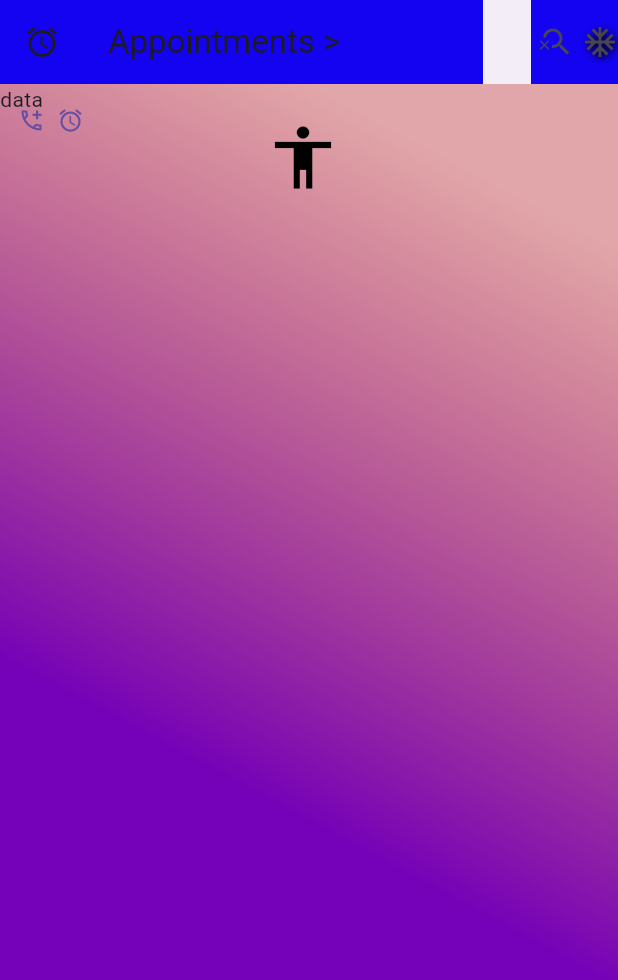
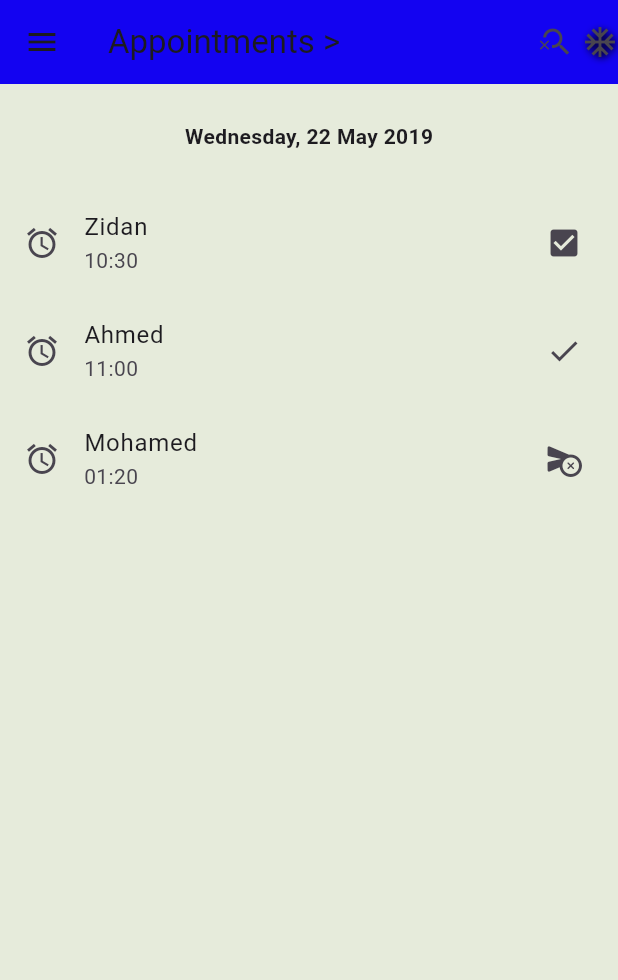
Before and after one commit to muhamedxzidan/Task_Screen, a Flutter app: the screen it shows after launch, on a phone screen of 412 x 824 dp. Shown: the top 980 px of the screen. Run offline on Flutter 3.47's test engine with Material 3 defaults, Android fonts, the phone set to English and light mode, and no system bars.

Commit message:
finsh screen2

```diff
--- a/flutter_application_2/lib/home_screen.dart
+++ b/flutter_application_2/lib/home_screen.dart
@@ -1,5 +1,3 @@
-import 'dart:convert';
-
 import 'package:flutter/material.dart';
 
 class FristScreen extends StatelessWidget {
@@ -8,12 +6,13 @@ class FristScreen extends StatelessWidget {
   @override
   Widget build(BuildContext context) {
     return Scaffold(
+      backgroundColor: const Color.fromARGB(255, 230, 235, 219),
+
       appBar: AppBar(
         title: const Text('Appointments >'),
         backgroundColor: const Color.fromARGB(255, 19, 3, 241),
-        leading: const Icon(Icons.access_alarm_sharp),
+        leading: const Icon(Icons.menu),
         actions: [
-          BottomAppBar(elevation: 1),
           Padding(
             padding: EdgeInsets.symmetric(horizontal: 5),
             child: Icon(Icons.search_off),
@@ -26,51 +25,37 @@ class FristScreen extends StatelessWidget {
           ),
         ],
       ),
-      backgroundColor: const Color.fromARGB(2, 2, 2, 2),
-      body: Stack(
-        children: <Widget>[
-          Container(
-            decoration: BoxDecoration(
-              gradient: LinearGradient(
-                begin: Alignment.centerLeft,
-                end: Alignment.topCenter,
-                colors: [
-                  const Color.fromARGB(255, 117, 1, 184),
-                  const Color.fromARGB(95, 179, 19, 27),
-                ],
-              ),
+      body: Column(
+        children: [
+          Text(
+            "Wednesday, 22 May 2019",
+            style: TextStyle(height: 5, fontWeight: FontWeight.bold),
+          ),
+
+          Expanded(
+            child: ListView(
+              children: [
+                ListTile(
+                  leading: Icon(Icons.access_alarm),
+                  title: Text("Zidan "),
+                  subtitle: Text("10:30"),
+                  trailing: Icon(Icons.check_box),
+                ),
+                ListTile(
+                  leading: Icon(Icons.access_alarm),
+                  title: Text("Ahmed "),
+                  subtitle: Text("11:00"),
+                  trailing: Icon(Icons.check),
+                ),
+                ListTile(
+                  leading: Icon(Icons.access_alarm),
+                  title: Text("Mohamed "),
+                  subtitle: Text("01:20"),
+                  trailing: Icon(Icons.cancel_schedule_send_rounded),
+                ),
+              ],
             ),
           ),
-          ListTile(
-            title: TextButton(
-              onPressed: () {},
-              child: IconButton(
-                onPressed: () {},
-                icon: Icon(
-                  Icons.accessibility,
-                  applyTextScaling: true,
-                  semanticLabel: "HI",
-                  opticalSize: 50,
-                  color: Colors.black,
-                  size: 50,
-                ),
-              ),
-            ),
-          ),
-
-          //Row(mainAxisAlignment: MainAxisAlignment.center),
-          Column(
-            mainAxisAlignment: MainAxisAlignment.spaceBetween,
-            children: [
-              TextButton.icon(
-                onPressed: () {},
-                label: Icon(Icons.access_alarm),
-                icon: Icon(Icons.add_ic_call_outlined),
-              ),
-            ],
-          ),
-
-          Text("data", softWrap: true),
         ],
       ),
     );
```
